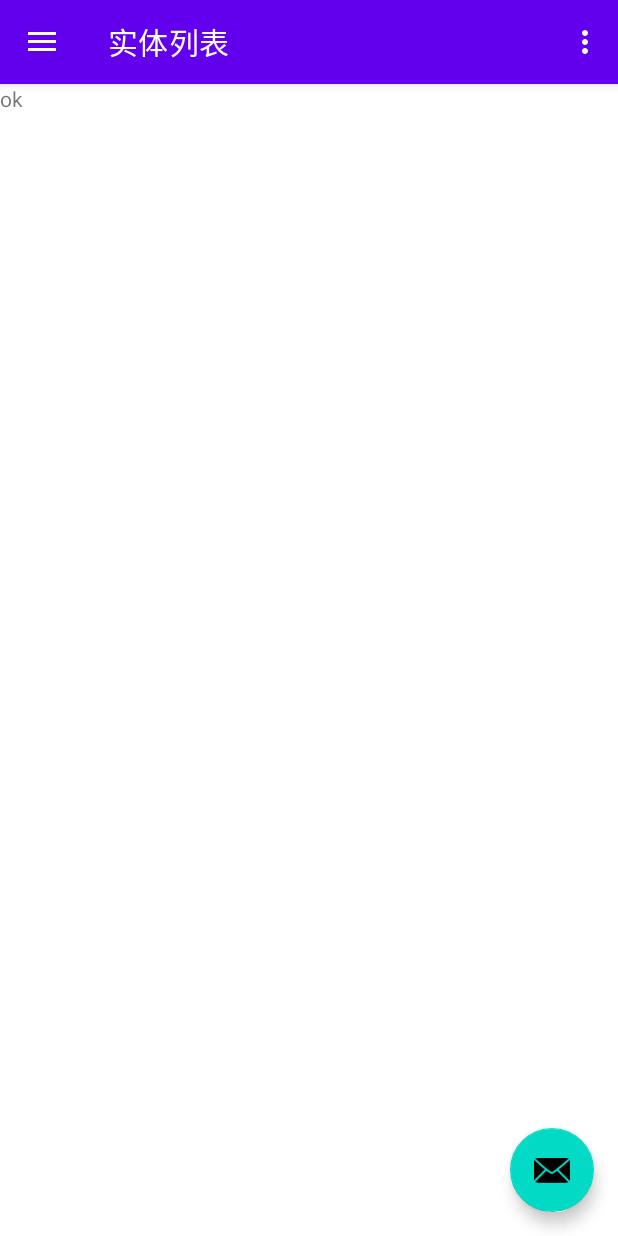
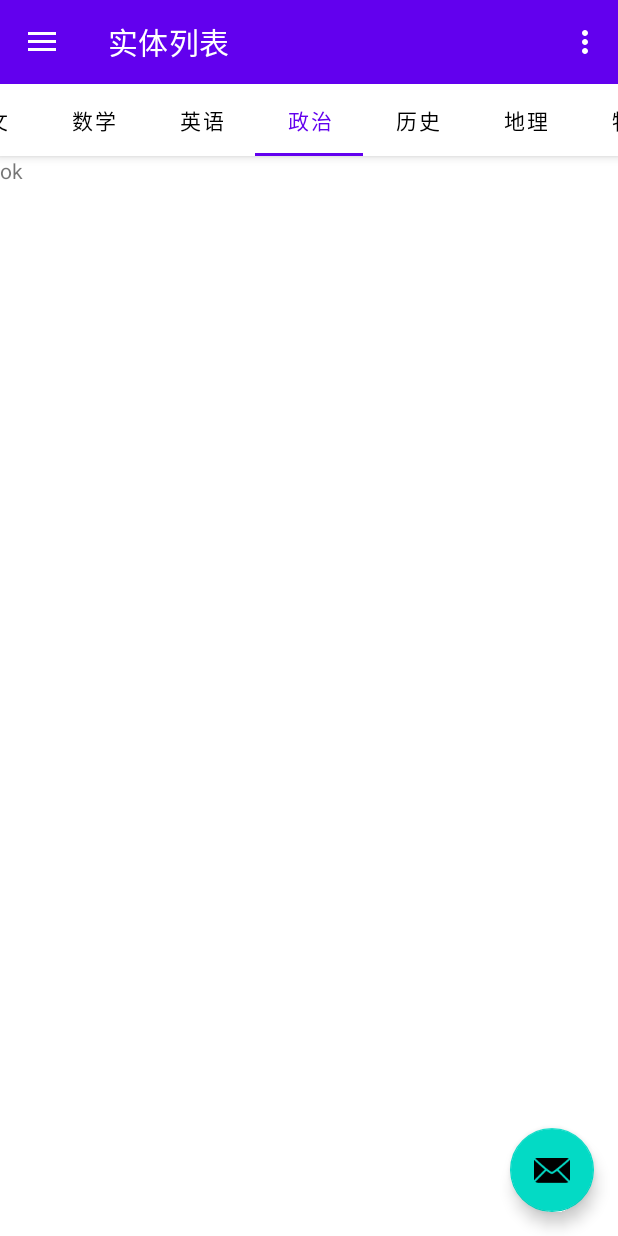
Before and after one commit to toy-whale/Android-Knowledge-App, an Android app: the MainActivity screen opened directly, with no data from a screen before it, in the options menu, after a tap on "修改密码", on a phone screen of 412 x 824 dp. Run offline under Robolectric (Android 15) with nearby library versions, the phone set to English and light mode, and no system bars; our stand-ins replace navigation-ui.

Commit message:
Subject Tabs Dynamic Change

```diff
--- a/Knowledge-Master/app/src/main/java/com/java/qitianliang/MainActivity.java
+++ b/Knowledge-Master/app/src/main/java/com/java/qitianliang/MainActivity.java
@@ -13,14 +13,20 @@ import com.google.android.material.navigation.NavigationView;
 
 import androidx.annotation.NonNull;
 import androidx.annotation.Nullable;
+import androidx.appcompat.widget.Toolbar;
 import androidx.navigation.NavController;
 import androidx.navigation.Navigation;
 import androidx.navigation.ui.AppBarConfiguration;
 import androidx.navigation.ui.NavigationUI;
 import androidx.drawerlayout.widget.DrawerLayout;
 import androidx.appcompat.app.AppCompatActivity;
+import androidx.viewpager.widget.ViewPager;
 
+import com.google.android.material.tabs.TabLayout;
 import com.java.qitianliang.databinding.ActivityMainBinding;
+
+import java.util.ArrayList;
+import java.util.Arrays;
 
 public class MainActivity extends AppCompatActivity {
 
@@ -31,6 +37,14 @@ public class MainActivity extends AppCompatActivity {
 
     // 用于同步浏览记录
     private String loginUsername = null;
+
+    // 当前选定学科
+    private String currentSubject = null;
+    public ArrayList<String> Subject = new ArrayList<>(Arrays.asList("语文", "数学", "英语",
+            "政治", "历史", "地理", "物理", "化学", "生物"));
+    public ArrayList<String> delSubject = new ArrayList<>();
+    private static final String[] subjects
+            = { "语文", "数学", "英语", "政治", "历史", "地理", "物理", "化学", "生物" };
 
     @Override
     protected void onCreate(Bundle savedInstanceState) {
@@ -48,6 +62,58 @@ public class MainActivity extends AppCompatActivity {
             public void onClick(View view) {
                 // 呼出菜单栏
                 drawer.openDrawer(navigationView);
+            }
+        });
+
+        // settings
+        binding.appBarMain.toolbar.setOnMenuItemClickListener(new Toolbar.OnMenuItemClickListener() {
+            @Override
+            public boolean onMenuItemClick(MenuItem item) {
+                int id = item.getItemId();
+                switch (id) {
+                    case R.id.action_subjectChange:
+                        // 修改学科
+                        Intent intent = new Intent(getApplicationContext(), ActivitySubjectManager.class);
+                        intent.putExtra("sub", Subject);
+                        intent.putExtra("delSub", delSubject);
+                        startActivityForResult(intent, 2);
+                        break;
+                    case R.id.action_passwordChange:
+                        //
+
+                        break;
+                    case R.id.action_logout:
+                        loginUsername = null;
+                        // 保存记录?
+
+                        // Login Activity
+                        startActivityForResult(new Intent(getApplicationContext(), ActivityLogin.class), 1);
+                        break;
+                    default:
+                        break;
+                }
+                return false;
+            }
+        });
+
+        // 学科栏初始化
+        TabLayout tabs = binding.appBarMain.tabs;
+        for (int i = 0; i < 9; i++)
+            tabs.addTab(tabs.newTab().setText(subjects[i]));
+        tabs.addOnTabSelectedListener(new TabLayout.OnTabSelectedListener() {
+            @Override
+            public void onTabSelected(TabLayout.Tab tab) {
+
+            }
+
+            @Override
+            public void onTabUnselected(TabLayout.Tab tab) {
+
+            }
+
+            @Override
+            public void onTabReselected(TabLayout.Tab tab) {
+
             }
         });
 
@@ -138,16 +204,29 @@ public class MainActivity extends AppCompatActivity {
     protected void onActivityResult(int requestCode, int resultCode, @Nullable Intent data) {
         super.onActivityResult(requestCode, resultCode, data);
 
-        // Get Login Username for Collecting List and History Record
         switch (requestCode) {
             case 1:
                 if (resultCode == RESULT_OK) {
+                    // Get Login Username for Collecting List and History Record
                     loginUsername = data.getStringExtra("data_return");
+                }
+                if (loginUsername != null)
+                    ((TextView) findViewById(R.id.usernameView)).setText(loginUsername);
+                break;
+            case 2:
+                if (resultCode == RESULT_OK) {
+                    // set subject list
+                    ArrayList<String> category = (ArrayList<String>) (data).getSerializableExtra("sub");
+                    ArrayList<String> delCategory = (ArrayList<String>) (data).getSerializableExtra("delSub");
+                    Subject = category;
+                    delSubject = delCategory;
+                    TabLayout tabs = binding.appBarMain.tabs;
+                    tabs.removeAllTabs();
+                    for (int i = 0; i < category.size(); i++)
+                        tabs.addTab(tabs.newTab().setText(category.get(i)));
                 }
                 break;
             default:
         }
-        if (loginUsername != null)
-        ((TextView) findViewById(R.id.usernameView)).setText(loginUsername);
     }
 }
--- /dev/null
+++ b/Knowledge-Master/app/src/main/res/drawable/textview_unselect_border.xml
@@ -0,0 +1,5 @@
+<?xml version="1.0" encoding="utf-8"?>
+<shape xmlns:android="http://schemas.android.com/apk/res/android" android:shape="rectangle" >
+    <solid android:color="@color/white" />
+    <stroke android:width="2dip" android:color="@color/white"/>
+</shape>
--- a/Knowledge-Master/app/src/main/res/layout/app_bar_main.xml
+++ b/Knowledge-Master/app/src/main/res/layout/app_bar_main.xml
@@ -18,6 +18,16 @@
             android:background="?attr/colorPrimary"
             app:popupTheme="@style/Theme.KnowledgeMaster.PopupOverlay" />
 
+        <com.google.android.material.tabs.TabLayout
+            android:id="@+id/tabs"
+            android:layout_width="match_parent"
+            android:layout_height="wrap_content"
+            android:background="@color/white"
+            app:tabSelectedTextColor="?attr/colorPrimary"
+            app:tabTextColor="@color/black"
+            app:tabMode="scrollable"
+            app:layout_constraintEnd_toEndOf="parent"
+            app:layout_constraintStart_toStartOf="parent"/>
     </com.google.android.material.appbar.AppBarLayout>
 
     <include layout="@layout/content_main" />
--- a/Knowledge-Master/app/src/main/res/menu/main.xml
+++ b/Knowledge-Master/app/src/main/res/menu/main.xml
@@ -3,9 +3,9 @@
     xmlns:app="http://schemas.android.com/apk/res-auto">
 
     <item
-        android:id="@+id/action_login"
+        android:id="@+id/action_subjectChange"
         android:orderInCategory="100"
-        android:title="@string/login"
+        android:title="@string/subjectChange"
         app:showAsAction="never" />
 
     <item
--- a/Knowledge-Master/app/src/main/res/values/strings.xml
+++ b/Knowledge-Master/app/src/main/res/values/strings.xml
@@ -17,6 +17,7 @@
     <string name="menu_browsingHis">浏览记录</string>
     <string name="menu_collectingHis">收藏记录</string>
     <string name="passwordChange">修改密码</string>
-    <string name="logout">退出</string>
-    <string name="login">登录</string>
+    <string name="subjectChange">修改学科</string>
+    <string name="logout">重新登陆</string>
+    <string name="login">登陆</string>
 </resources>
```
Also changed, not shown: Knowledge-Master/app/src/main/AndroidManifest.xml (+13 -5 lines), Knowledge-Master/app/src/main/java/com/java/qitianliang/ActivitySubjectManager.java (added, +86 -0 lines), Knowledge-Master/app/src/main/java/com/java/qitianliang/DragGridLayout.java (added, +163 -0 lines), Knowledge-Master/app/src/main/res/layout/activity_subject_manager.xml (added, +92 -0 lines).
